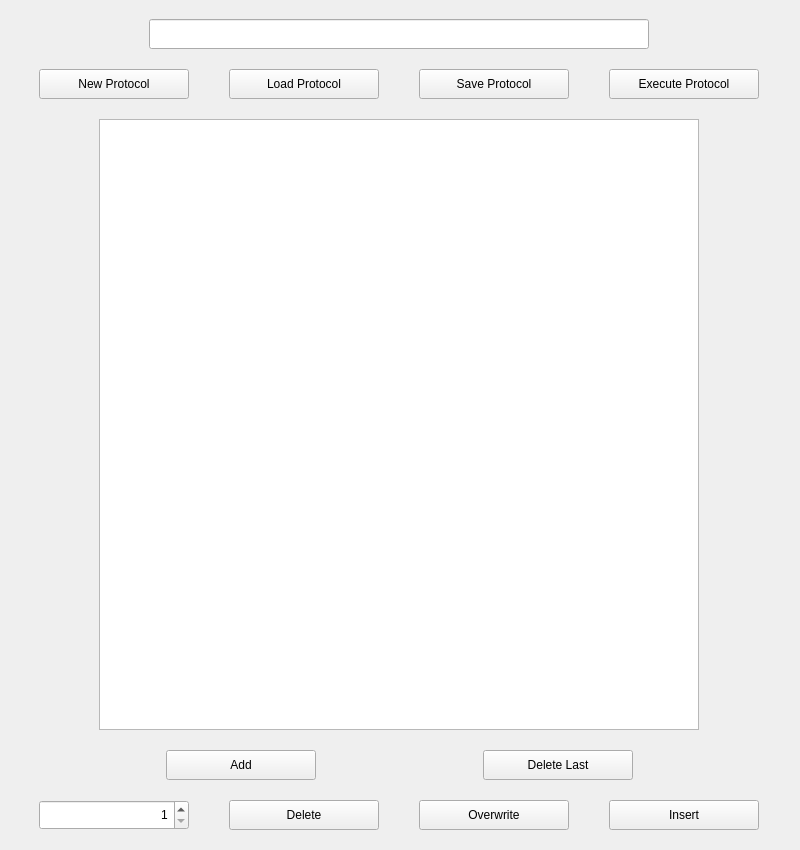
This is Applications/relax2/ui/protocol.ui in OpenMRI/ocra as Qt 5 draws it before an edit. The edited form follows.
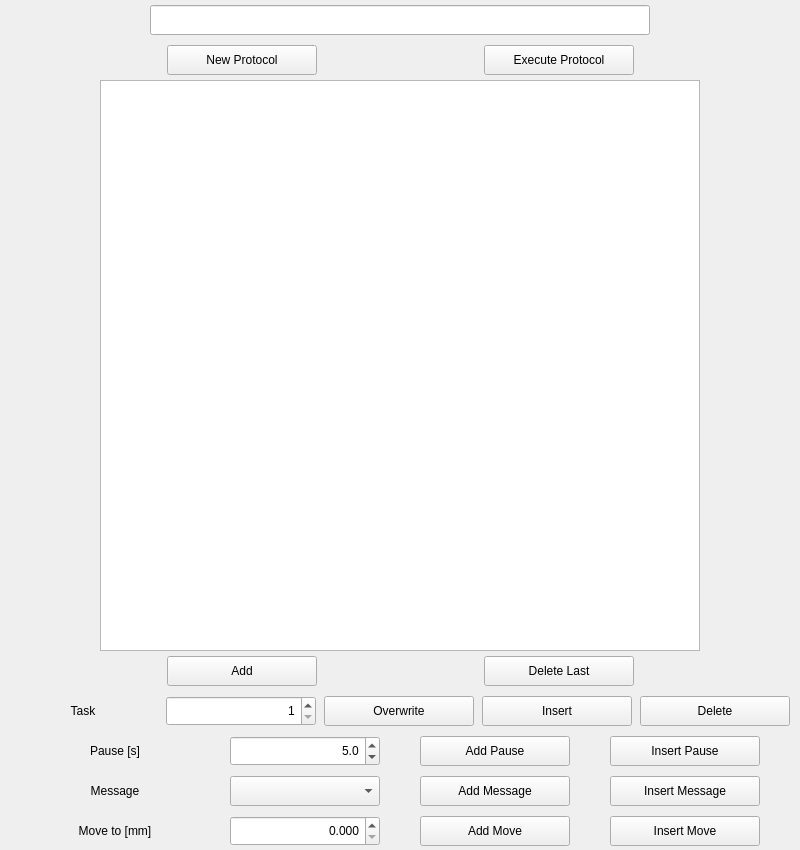
This is the edited form.

What changed in the file:
```diff
--- a/Applications/relax2/ui/protocol.ui
+++ b/Applications/relax2/ui/protocol.ui
@@ -28,8 +28,8 @@
   <widget class="QWidget" name="verticalLayoutWidget">
    <property name="geometry">
     <rect>
-     <x>-1</x>
-     <y>-1</y>
+     <x>0</x>
+     <y>0</y>
      <width>801</width>
      <height>851</height>
     </rect>
@@ -39,66 +39,57 @@
      <number>0</number>
     </property>
     <item>
-     <layout class="QGridLayout" name="gridLayout_2">
+     <layout class="QHBoxLayout" name="horizontalLayout_4" stretch="0">
       <property name="spacing">
-       <number>0</number>
+       <number>5</number>
       </property>
-      <item row="2" column="0">
-       <layout class="QHBoxLayout" name="horizontalLayout_4">
-        <item>
-         <widget class="QLineEdit" name="Protocol_Datapath_lineEdit">
-          <property name="minimumSize">
-           <size>
-            <width>500</width>
-            <height>30</height>
-           </size>
-          </property>
-          <property name="maximumSize">
-           <size>
-            <width>500</width>
-            <height>30</height>
-           </size>
-          </property>
-         </widget>
-        </item>
-       </layout>
-      </item>
-      <item row="0" column="0">
-       <spacer name="verticalSpacer">
-        <property name="orientation">
-         <enum>Qt::Vertical</enum>
+      <property name="leftMargin">
+       <number>5</number>
+      </property>
+      <property name="topMargin">
+       <number>5</number>
+      </property>
+      <property name="rightMargin">
+       <number>5</number>
+      </property>
+      <property name="bottomMargin">
+       <number>5</number>
+      </property>
+      <item>
+       <widget class="QLineEdit" name="Protocol_Datapath_lineEdit">
+        <property name="minimumSize">
+         <size>
+          <width>500</width>
+          <height>30</height>
+         </size>
         </property>
-        <property name="sizeType">
-         <enum>QSizePolicy::Fixed</enum>
-        </property>
-        <property name="sizeHint" stdset="0">
+        <property name="maximumSize">
          <size>
-          <width>20</width>
-          <height>20</height>
+          <width>500</width>
+          <height>30</height>
          </size>
         </property>
-       </spacer>
+       </widget>
       </item>
      </layout>
     </item>
-    <item>
-     <spacer name="verticalSpacer_5">
-      <property name="orientation">
-       <enum>Qt::Vertical</enum>
-      </property>
-      <property name="sizeType">
-       <enum>QSizePolicy::Fixed</enum>
-      </property>
-      <property name="sizeHint" stdset="0">
-       <size>
-        <width>20</width>
-        <height>20</height>
-       </size>
-      </property>
-     </spacer>
-    </item>
     <item>
      <layout class="QHBoxLayout" name="horizontalLayout_3">
+      <property name="spacing">
+       <number>5</number>
+      </property>
+      <property name="leftMargin">
+       <number>5</number>
+      </property>
+      <property name="topMargin">
+       <number>5</number>
+      </property>
+      <property name="rightMargin">
+       <number>5</number>
+      </property>
+      <property name="bottomMargin">
+       <number>5</number>
+      </property>
       <item>
        <widget class="QPushButton" name="Protocol_New_Protocol_pushButton">
         <property name="minimumSize">
@@ -121,50 +112,6 @@
         </property>
        </widget>
       </item>
-      <item>
-       <widget class="QPushButton" name="Protocol_Load_Protocol_pushButton">
-        <property name="minimumSize">
-         <size>
-          <width>150</width>
-          <height>30</height>
-         </size>
-        </property>
-        <property name="maximumSize">
-         <size>
-          <width>150</width>
-          <height>30</height>
-         </size>
-        </property>
-        <property name="text">
-         <string>Load Protocol</string>
-        </property>
-        <property name="autoDefault">
-         <bool>false</bool>
-        </property>
-       </widget>
-      </item>
-      <item>
-       <widget class="QPushButton" name="Protocol_Save_Protocol_pushButton">
-        <property name="minimumSize">
-         <size>
-          <width>150</width>
-          <height>30</height>
-         </size>
-        </property>
-        <property name="maximumSize">
-         <size>
-          <width>150</width>
-          <height>30</height>
-         </size>
-        </property>
-        <property name="text">
-         <string>Save Protocol</string>
-        </property>
-        <property name="autoDefault">
-         <bool>false</bool>
-        </property>
-       </widget>
-      </item>
       <item>
        <widget class="QPushButton" name="Protocol_Execute_Protocol_pushButton">
         <property name="minimumSize">
@@ -189,22 +136,6 @@
       </item>
      </layout>
     </item>
-    <item>
-     <spacer name="verticalSpacer_2">
-      <property name="orientation">
-       <enum>Qt::Vertical</enum>
-      </property>
-      <property name="sizeType">
-       <enum>QSizePolicy::Fixed</enum>
-      </property>
-      <property name="sizeHint" stdset="0">
-       <size>
-        <width>20</width>
-        <height>20</height>
-       </size>
-      </property>
-     </spacer>
-    </item>
     <item>
      <layout class="QHBoxLayout" name="horizontalLayout_5">
       <item>
@@ -218,13 +149,13 @@
         <property name="minimumSize">
          <size>
           <width>600</width>
-          <height>400</height>
+          <height>200</height>
          </size>
         </property>
         <property name="maximumSize">
          <size>
           <width>600</width>
-          <height>700</height>
+          <height>600</height>
          </size>
         </property>
         <property name="layoutDirection">
@@ -238,23 +169,22 @@
      </layout>
     </item>
     <item>
-     <spacer name="verticalSpacer_4">
-      <property name="orientation">
-       <enum>Qt::Vertical</enum>
+     <layout class="QHBoxLayout" name="horizontalLayout">
+      <property name="spacing">
+       <number>5</number>
       </property>
-      <property name="sizeType">
-       <enum>QSizePolicy::Fixed</enum>
+      <property name="leftMargin">
+       <number>5</number>
       </property>
-      <property name="sizeHint" stdset="0">
-       <size>
-        <width>20</width>
-        <height>20</height>
-       </size>
+      <property name="topMargin">
+       <number>5</number>
       </property>
-     </spacer>
-    </item>
-    <item>
-     <layout class="QHBoxLayout" name="horizontalLayout_6">
+      <property name="rightMargin">
+       <number>5</number>
+      </property>
+      <property name="bottomMargin">
+       <number>5</number>
+      </property>
       <item>
        <widget class="QPushButton" name="Protocol_Add_pushButton">
         <property name="minimumSize">
@@ -305,23 +235,44 @@
      </layout>
     </item>
     <item>
-     <spacer name="verticalSpacer_6">
-      <property name="orientation">
-       <enum>Qt::Vertical</enum>
+     <layout class="QHBoxLayout" name="horizontalLayout_2">
+      <property name="spacing">
+       <number>5</number>
       </property>
-      <property name="sizeType">
-       <enum>QSizePolicy::Fixed</enum>
+      <property name="leftMargin">
+       <number>5</number>
       </property>
-      <property name="sizeHint" stdset="0">
-       <size>
-        <width>20</width>
-        <height>20</height>
-       </size>
+      <property name="topMargin">
+       <number>5</number>
       </property>
-     </spacer>
-    </item>
-    <item>
-     <layout class="QHBoxLayout" name="horizontalLayout_7">
+      <property name="rightMargin">
+       <number>5</number>
+      </property>
+      <property name="bottomMargin">
+       <number>5</number>
+      </property>
+      <item>
+       <widget class="QLabel" name="label">
+        <property name="minimumSize">
+         <size>
+          <width>150</width>
+          <height>30</height>
+         </size>
+        </property>
+        <property name="maximumSize">
+         <size>
+          <width>150</width>
+          <height>30</height>
+         </size>
+        </property>
+        <property name="text">
+         <string>Task</string>
+        </property>
+        <property name="alignment">
+         <set>Qt::AlignCenter</set>
+        </property>
+       </widget>
+      </item>
       <item>
        <widget class="QSpinBox" name="Protocol_Number_spinBox">
         <property name="minimumSize">
@@ -350,28 +301,6 @@
         </property>
        </widget>
       </item>
-      <item>
-       <widget class="QPushButton" name="Protocol_Delete_pushButton">
-        <property name="minimumSize">
-         <size>
-          <width>150</width>
-          <height>30</height>
-         </size>
-        </property>
-        <property name="maximumSize">
-         <size>
-          <width>150</width>
-          <height>30</height>
-         </size>
-        </property>
-        <property name="text">
-         <string>Delete</string>
-        </property>
-        <property name="autoDefault">
-         <bool>false</bool>
-        </property>
-       </widget>
-      </item>
       <item>
        <widget class="QPushButton" name="Protocol_Overwrite_pushButton">
         <property name="minimumSize">
@@ -416,23 +345,356 @@
         </property>
        </widget>
       </item>
+      <item>
+       <widget class="QPushButton" name="Protocol_Delete_pushButton">
+        <property name="minimumSize">
+         <size>
+          <width>150</width>
+          <height>30</height>
+         </size>
+        </property>
+        <property name="maximumSize">
+         <size>
+          <width>150</width>
+          <height>30</height>
+         </size>
+        </property>
+        <property name="text">
+         <string>Delete</string>
+        </property>
+        <property name="autoDefault">
+         <bool>false</bool>
+        </property>
+       </widget>
+      </item>
      </layout>
     </item>
     <item>
-     <spacer name="verticalSpacer_3">
-      <property name="orientation">
-       <enum>Qt::Vertical</enum>
+     <layout class="QHBoxLayout" name="horizontalLayout_7">
+      <property name="spacing">
+       <number>5</number>
       </property>
-      <property name="sizeType">
-       <enum>QSizePolicy::Fixed</enum>
+      <property name="leftMargin">
+       <number>5</number>
       </property>
-      <property name="sizeHint" stdset="0">
-       <size>
-        <width>20</width>
-        <height>20</height>
-       </size>
+      <property name="topMargin">
+       <number>5</number>
       </property>
-     </spacer>
+      <property name="rightMargin">
+       <number>5</number>
+      </property>
+      <property name="bottomMargin">
+       <number>5</number>
+      </property>
+      <item>
+       <widget class="QLabel" name="label_2">
+        <property name="minimumSize">
+         <size>
+          <width>150</width>
+          <height>30</height>
+         </size>
+        </property>
+        <property name="maximumSize">
+         <size>
+          <width>150</width>
+          <height>30</height>
+         </size>
+        </property>
+        <property name="text">
+         <string>Pause [s]</string>
+        </property>
+        <property name="alignment">
+         <set>Qt::AlignCenter</set>
+        </property>
+       </widget>
+      </item>
+      <item>
+       <widget class="QDoubleSpinBox" name="Protocol_Pause_doubleSpinBox">
+        <property name="minimumSize">
+         <size>
+          <width>150</width>
+          <height>30</height>
+         </size>
+        </property>
+        <property name="maximumSize">
+         <size>
+          <width>150</width>
+          <height>30</height>
+         </size>
+        </property>
+        <property name="alignment">
+         <set>Qt::AlignRight|Qt::AlignTrailing|Qt::AlignVCenter</set>
+        </property>
+        <property name="decimals">
+         <number>1</number>
+        </property>
+        <property name="maximum">
+         <double>5000.000000000000000</double>
+        </property>
+        <property name="value">
+         <double>5.000000000000000</double>
+        </property>
+       </widget>
+      </item>
+      <item>
+       <widget class="QPushButton" name="Protocol_Add_Pause_pushButton">
+        <property name="minimumSize">
+         <size>
+          <width>150</width>
+          <height>30</height>
+         </size>
+        </property>
+        <property name="maximumSize">
+         <size>
+          <width>150</width>
+          <height>30</height>
+         </size>
+        </property>
+        <property name="text">
+         <string>Add Pause</string>
+        </property>
+        <property name="autoDefault">
+         <bool>false</bool>
+        </property>
+       </widget>
+      </item>
+      <item>
+       <widget class="QPushButton" name="Protocol_Insert_Pause_pushButton">
+        <property name="minimumSize">
+         <size>
+          <width>150</width>
+          <height>30</height>
+         </size>
+        </property>
+        <property name="maximumSize">
+         <size>
+          <width>150</width>
+          <height>30</height>
+         </size>
+        </property>
+        <property name="text">
+         <string>Insert Pause</string>
+        </property>
+        <property name="autoDefault">
+         <bool>false</bool>
+        </property>
+       </widget>
+      </item>
+     </layout>
+    </item>
+    <item>
+     <layout class="QHBoxLayout" name="horizontalLayout_8">
+      <property name="spacing">
+       <number>5</number>
+      </property>
+      <property name="leftMargin">
+       <number>5</number>
+      </property>
+      <property name="topMargin">
+       <number>5</number>
+      </property>
+      <property name="rightMargin">
+       <number>5</number>
+      </property>
+      <property name="bottomMargin">
+       <number>5</number>
+      </property>
+      <item>
+       <widget class="QLabel" name="label_3">
+        <property name="minimumSize">
+         <size>
+          <width>150</width>
+          <height>30</height>
+         </size>
+        </property>
+        <property name="maximumSize">
+         <size>
+          <width>150</width>
+          <height>30</height>
+         </size>
+        </property>
+        <property name="text">
+         <string>Message</string>
+        </property>
+        <property name="alignment">
+         <set>Qt::AlignCenter</set>
+        </property>
+       </widget>
+      </item>
+      <item>
+       <widget class="QComboBox" name="Protocol_Message_comboBox">
+        <property name="minimumSize">
+         <size>
+          <width>150</width>
+          <height>30</height>
+         </size>
+        </property>
+        <property name="maximumSize">
+         <size>
+          <width>150</width>
+          <height>30</height>
+         </size>
+        </property>
+       </widget>
+      </item>
+      <item>
+       <widget class="QPushButton" name="Protocol_Add_Message_pushButton">
+        <property name="minimumSize">
+         <size>
+          <width>150</width>
+          <height>30</height>
+         </size>
+        </property>
+        <property name="maximumSize">
+         <size>
+          <width>150</width>
+          <height>30</height>
+         </size>
+        </property>
+        <property name="text">
+         <string>Add Message</string>
+        </property>
+        <property name="autoDefault">
+         <bool>false</bool>
+        </property>
+       </widget>
+      </item>
+      <item>
+       <widget class="QPushButton" name="Protocol_Insert_Message_pushButton">
+        <property name="minimumSize">
+         <size>
+          <width>150</width>
+          <height>30</height>
+         </size>
+        </property>
+        <property name="maximumSize">
+         <size>
+          <width>150</width>
+          <height>30</height>
+         </size>
+        </property>
+        <property name="text">
+         <string>Insert Message</string>
+        </property>
+        <property name="autoDefault">
+         <bool>false</bool>
+        </property>
+       </widget>
+      </item>
+     </layout>
+    </item>
+    <item>
+     <layout class="QHBoxLayout" name="horizontalLayout_9">
+      <property name="spacing">
+       <number>5</number>
+      </property>
+      <property name="leftMargin">
+       <number>5</number>
+      </property>
+      <property name="topMargin">
+       <number>5</number>
+      </property>
+      <property name="rightMargin">
+       <number>5</number>
+      </property>
+      <property name="bottomMargin">
+       <number>5</number>
+      </property>
+      <item>
+       <widget class="QLabel" name="label_4">
+        <property name="minimumSize">
+         <size>
+          <width>150</width>
+          <height>30</height>
+         </size>
+        </property>
+        <property name="maximumSize">
+         <size>
+          <width>150</width>
+          <height>30</height>
+         </size>
+        </property>
+        <property name="text">
+         <string>Move to [mm]</string>
+        </property>
+        <property name="alignment">
+         <set>Qt::AlignCenter</set>
+        </property>
+       </widget>
+      </item>
+      <item>
+       <widget class="QDoubleSpinBox" name="Protocol_MoveTo_doubleSpinBox">
+        <property name="minimumSize">
+         <size>
+          <width>150</width>
+          <height>30</height>
+         </size>
+        </property>
+        <property name="maximumSize">
+         <size>
+          <width>150</width>
+          <height>30</height>
+         </size>
+        </property>
+        <property name="alignment">
+         <set>Qt::AlignRight|Qt::AlignTrailing|Qt::AlignVCenter</set>
+        </property>
+        <property name="decimals">
+         <number>3</number>
+        </property>
+        <property name="maximum">
+         <double>195.000000000000000</double>
+        </property>
+        <property name="singleStep">
+         <double>0.025000000000000</double>
+        </property>
+       </widget>
+      </item>
+      <item>
+       <widget class="QPushButton" name="Protocol_Add_MoveTo_pushButton">
+        <property name="minimumSize">
+         <size>
+          <width>150</width>
+          <height>30</height>
+         </size>
+        </property>
+        <property name="maximumSize">
+         <size>
+          <width>150</width>
+          <height>30</height>
+         </size>
+        </property>
+        <property name="text">
+         <string>Add Move</string>
+        </property>
+        <property name="autoDefault">
+         <bool>false</bool>
+        </property>
+       </widget>
+      </item>
+      <item>
+       <widget class="QPushButton" name="Protocol_Insert_MoveTo_pushButton">
+        <property name="minimumSize">
+         <size>
+          <width>150</width>
+          <height>30</height>
+         </size>
+        </property>
+        <property name="maximumSize">
+         <size>
+          <width>150</width>
+          <height>30</height>
+         </size>
+        </property>
+        <property name="text">
+         <string>Insert Move</string>
+        </property>
+        <property name="autoDefault">
+         <bool>false</bool>
+        </property>
+       </widget>
+      </item>
+     </layout>
     </item>
    </layout>
   </widget>
```
Left out of the diff: 4 changed lines with no effect on the pictures.
